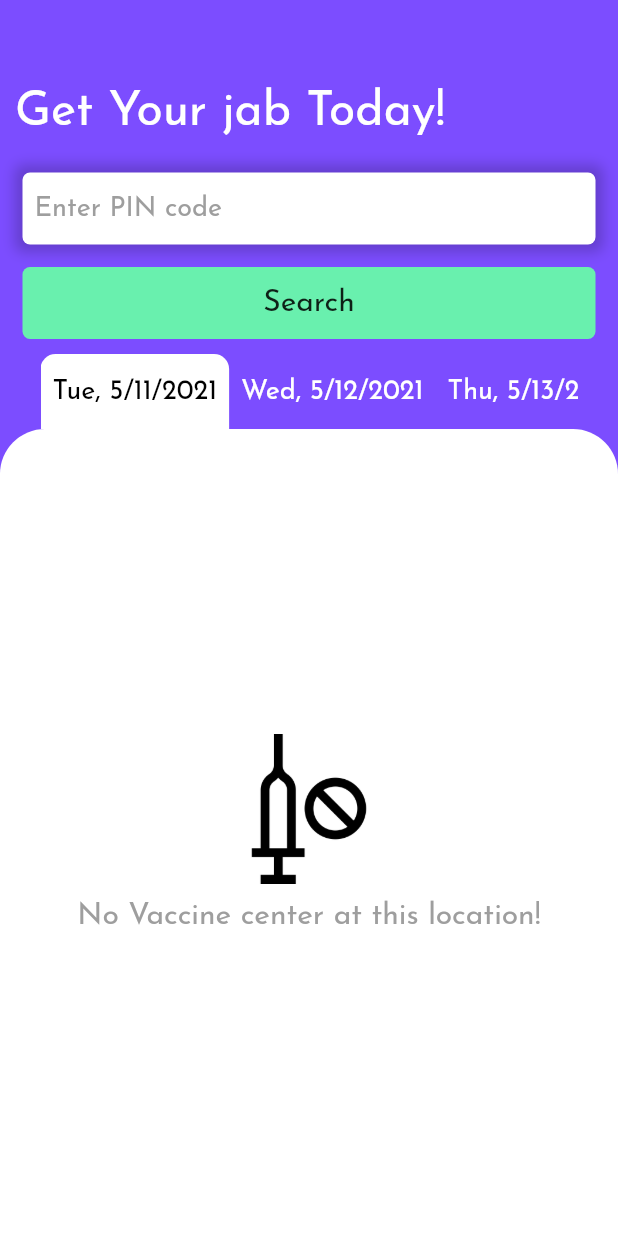
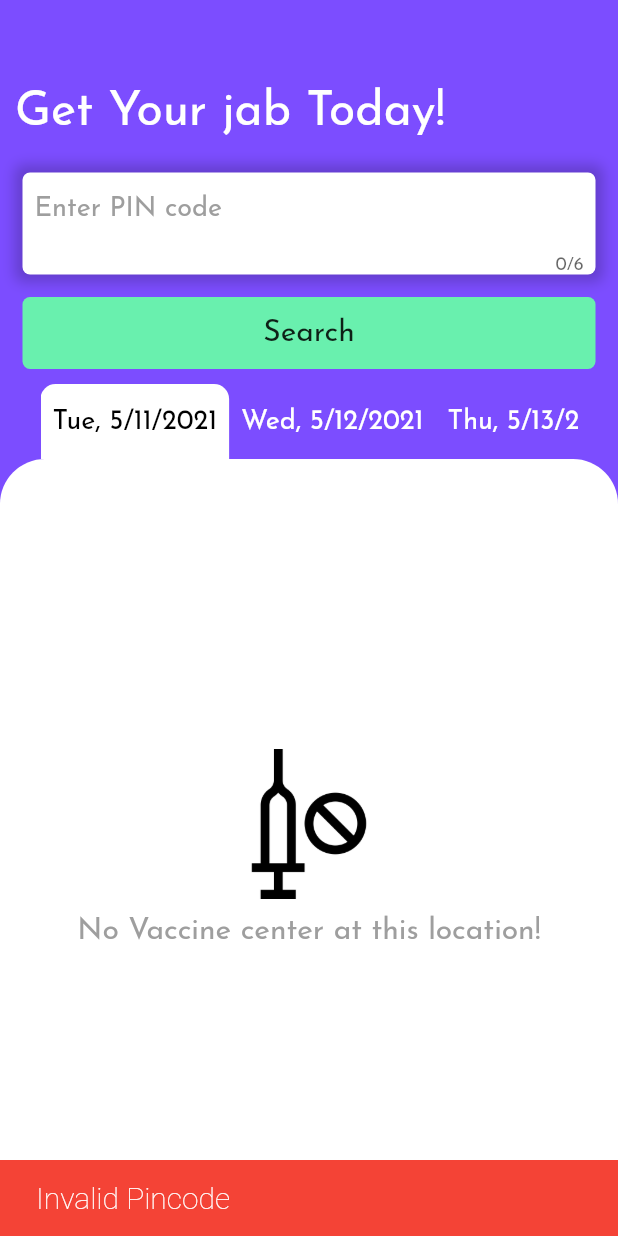
Before and after one commit to darkCavalier11/cowin-track, a Flutter app: the screen it shows after launch, after a tap on "Search", on a phone screen of 412 x 824 dp. Run offline on Flutter 3.47's test engine with Material 2 defaults, Android fonts, the phone set to English and light mode, and no system bars; our stand-ins replace google_maps_flutter.

Commit message:
dated is passed as arg for checking

```diff
--- a/lib/screens/my_home_page.dart
+++ b/lib/screens/my_home_page.dart
@@ -4,6 +4,7 @@ import 'package:cowin/widgets/date_scroll.dart';
 import 'package:cowin/widgets/vaccine_status_screen.dart';
 import 'package:flutter/material.dart';
 import 'package:provider/provider.dart';
+import 'package:http/http.dart';
 
 class MyHomePage extends StatefulWidget {
   @override
@@ -55,6 +56,7 @@ class _MyHomePageState extends State<MyHomePage> {
                 ),
                 margin: EdgeInsets.all(15),
                 child: TextField(
+                  maxLength: 6,
                   keyboardType: TextInputType.number,
                   controller: _pinFieldController,
                   cursorColor: Colors.greenAccent,
@@ -71,30 +73,7 @@ class _MyHomePageState extends State<MyHomePage> {
                   ),
                 ),
               ),
-              Container(
-                width: double.infinity,
-                margin: EdgeInsets.only(left: 15, right: 15),
-                decoration: BoxDecoration(
-                  color: Colors.greenAccent,
-                  borderRadius: BorderRadius.circular(5),
-                ),
-                child: FlatButton(
-                  onPressed: () {
-                    Provider.of<VaccineProvider>(context, listen: false).init(
-                      DateTime.now(),
-                      int.parse(_pinFieldController.text),
-                    );
-                    Provider.of<CurrentStateProvider>(context, listen: false)
-                        .setPincode(
-                      int.parse(_pinFieldController.text),
-                    );
-                  },
-                  child: Text(
-                    'Search',
-                    style: TextStyle(fontSize: 20),
-                  ),
-                ),
-              )
+              SearchButton(pinFieldController: _pinFieldController)
             ],
           ),
           Container(
@@ -110,3 +89,69 @@ class _MyHomePageState extends State<MyHomePage> {
     );
   }
 }
+
+class SearchButton extends StatelessWidget {
+  const SearchButton({
+    Key key,
+    @required TextEditingController pinFieldController,
+  })  : _pinFieldController = pinFieldController,
+        super(key: key);
+
+  final TextEditingController _pinFieldController;
+
+  @override
+  Widget build(BuildContext context) {
+    return Container(
+      width: double.infinity,
+      margin: EdgeInsets.only(left: 15, right: 15),
+      decoration: BoxDecoration(
+        color: Colors.greenAccent,
+        borderRadius: BorderRadius.circular(5),
+      ),
+      child: FlatButton(
+        onPressed: () async {
+          final String pincode = _pinFieldController.text.trim();
+          if (double.tryParse(pincode) == null) {
+            Scaffold.of(context).showSnackBar(
+              SnackBar(
+                backgroundColor: Colors.red,
+                duration: Duration(seconds: 2),
+                content: Text(
+                  'Invalid Pincode',
+                  style: TextStyle(
+                    fontWeight: FontWeight.w200,
+                    fontSize: 20,
+                  ),
+                ),
+              ),
+            );
+            return;
+          }
+          FocusScope.of(context).unfocus();
+          Provider.of<CurrentStateProvider>(context, listen: false).setPincode(
+            int.parse(_pinFieldController.text),
+          );
+          Provider.of<CurrentStateProvider>(context, listen: false)
+              .toggleLoading();
+          final dateTime = DateTime.now();
+          int day = dateTime.day;
+          int month = dateTime.month;
+          int year = dateTime.year;
+          final String url =
+              'https://cdn-api.co-vin.in/api/v2/appointment/sessions/public/calendarByPin?pincode=${_pinFieldController.text}&date=$day-$month-$year';
+
+          final res = await read(url);
+
+          Provider.of<VaccineProvider>(context, listen: false)
+              .setLocation(res, dateTime);
+          Provider.of<CurrentStateProvider>(context, listen: false)
+              .toggleLoading();
+        },
+        child: Text(
+          'Search',
+          style: TextStyle(fontSize: 20),
+        ),
+      ),
+    );
+  }
+}
--- a/lib/widgets/date_scroll.dart
+++ b/lib/widgets/date_scroll.dart
@@ -70,7 +70,7 @@ class _DateScrollState extends State<DateScroll> {
               final res = await read(url);
 
               Provider.of<VaccineProvider>(context, listen: false)
-                  .setLocation(res);
+                  .setLocation(res, _dates[i]);
               Provider.of<CurrentStateProvider>(context, listen: false)
                   .toggleLoading();
             },
--- a/lib/widgets/vaccine_list.dart
+++ b/lib/widgets/vaccine_list.dart
@@ -20,7 +20,6 @@ class VaccineList extends StatelessWidget {
             height: 10,
           ),
           Container(
-            height: 80,
             child: ListTile(
               leading: Image.asset(
                 'assets/images/vaccine.png',
@@ -28,9 +27,12 @@ class VaccineList extends StatelessWidget {
               ),
               title: Column(
                 mainAxisAlignment: MainAxisAlignment.center,
+                crossAxisAlignment: CrossAxisAlignment.start,
                 children: [
                   Text(location.name),
-                  Text(location.blockName),
+                  Text(location.blockName == 'Not Applicable'
+                      ? location.address
+                      : location.blockName),
                   Text('${location.districtName}, ${location.stateName}'),
                 ],
               ),
```
